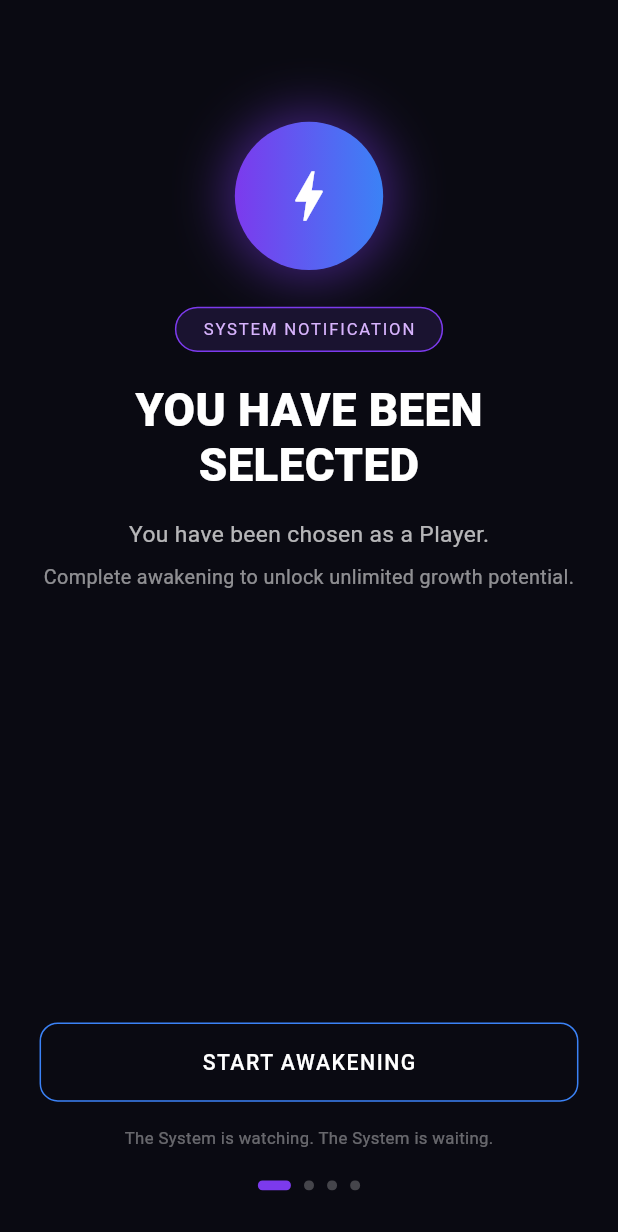
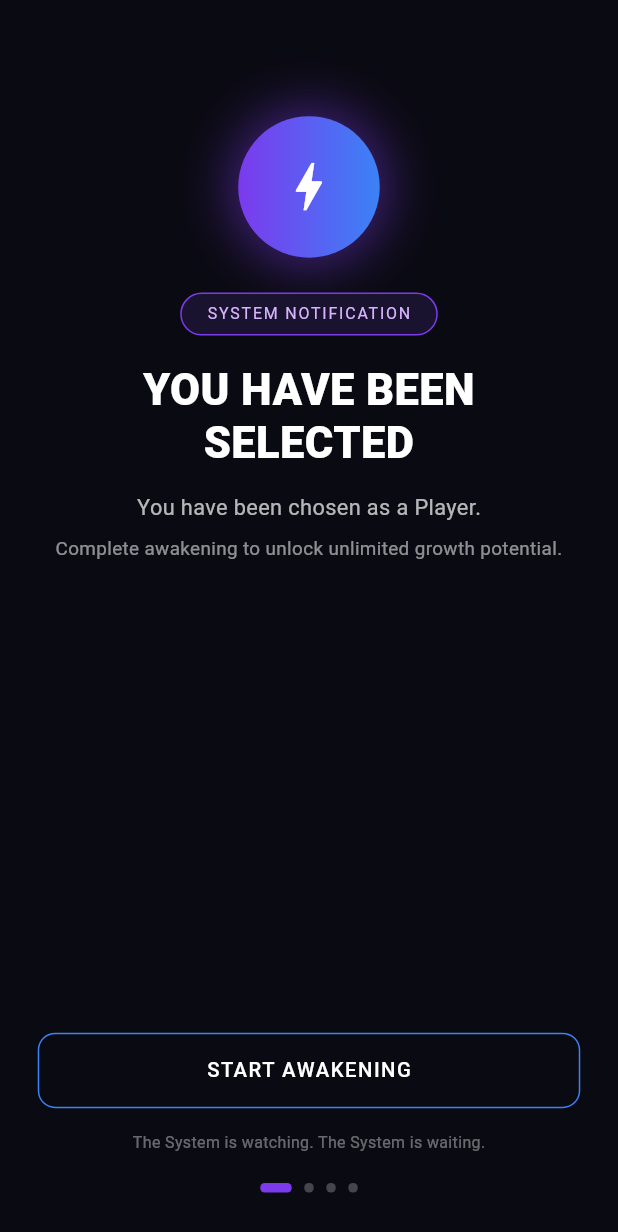
Before and after one commit to thanapalanvishaal-byte/initiation_project, a Flutter app: the screen it shows after launch, on a phone screen of 412 x 824 dp. Shown: the top 1232 px of the screen. Run offline on Flutter 3.47's test engine with Material 3 defaults, Android fonts, the phone set to English and light mode, and no system bars; our stand-ins replace flutter_screenutil, go_router, hive, hive_flutter; accounts and stored records are empty.

Commit message:
Final updated ones

```diff
--- a/lib/main.dart
+++ b/lib/main.dart
@@ -20,7 +20,7 @@ class MainApp extends StatelessWidget {
   @override
   Widget build(BuildContext context) {
     return ScreenUtilInit(
-      designSize: const Size(375, 812), // update once you confirm Figma frame size
+      designSize: const Size(393, 851), // update once you confirm Figma frame size
       minTextAdapt: true,
       splitScreenMode: true,
       builder: (context, child) {
```
Also changed, not shown: pubspec.yaml (+11 -0 lines).
